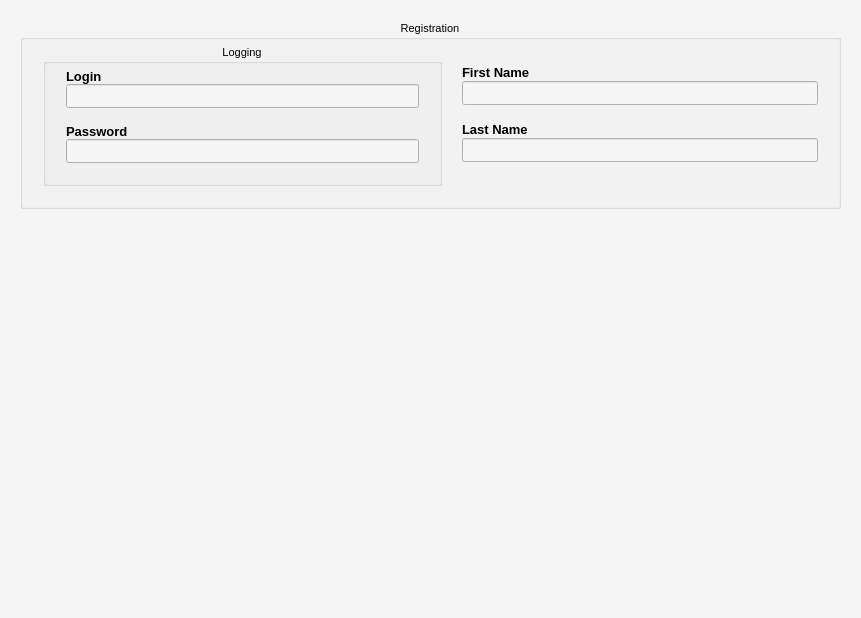
Old version of the form CLIENT/RHE_Client/registration_widget.ui in the repository qvinn/RHE.
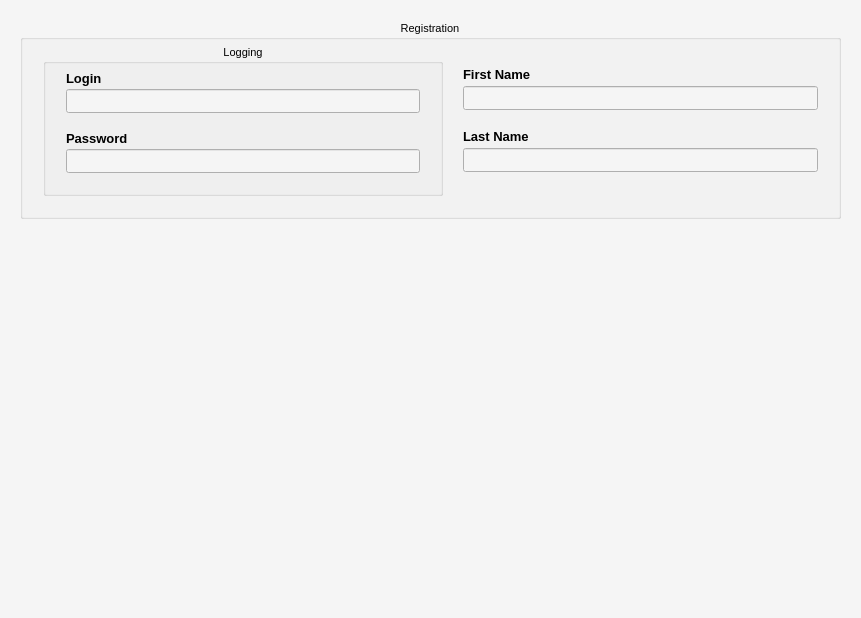
New version of the form.

The edit to the form file:
```diff
--- a/CLIENT/RHE_Client/registration_widget.ui
+++ b/CLIENT/RHE_Client/registration_widget.ui
@@ -337,7 +337,13 @@
            <property name="minimumSize">
             <size>
              <width>0</width>
-             <height>16</height>
+             <height>21</height>
+            </size>
+           </property>
+           <property name="maximumSize">
+            <size>
+             <width>16777215</width>
+             <height>21</height>
             </size>
            </property>
            <property name="font">
@@ -367,6 +373,12 @@
              <height>24</height>
             </size>
            </property>
+           <property name="maximumSize">
+            <size>
+             <width>16777215</width>
+             <height>24</height>
+            </size>
+           </property>
            <property name="palette">
             <palette>
              <active>
@@ -485,7 +497,13 @@
            <property name="minimumSize">
             <size>
              <width>0</width>
-             <height>16</height>
+             <height>21</height>
+            </size>
+           </property>
+           <property name="maximumSize">
+            <size>
+             <width>16777215</width>
+             <height>21</height>
             </size>
            </property>
            <property name="font">
@@ -511,7 +529,13 @@
            </property>
            <property name="minimumSize">
             <size>
-             <width>353</width>
+             <width>354</width>
+             <height>24</height>
+            </size>
+           </property>
+           <property name="maximumSize">
+            <size>
+             <width>16777215</width>
              <height>24</height>
             </size>
            </property>
@@ -682,6 +706,12 @@
              <height>24</height>
             </size>
            </property>
+           <property name="maximumSize">
+            <size>
+             <width>16777215</width>
+             <height>24</height>
+            </size>
+           </property>
            <property name="palette">
             <palette>
              <active>
@@ -803,6 +833,12 @@
              <height>24</height>
             </size>
            </property>
+           <property name="maximumSize">
+            <size>
+             <width>16777215</width>
+             <height>24</height>
+            </size>
+           </property>
            <property name="palette">
             <palette>
              <active>
@@ -921,7 +957,13 @@
            <property name="minimumSize">
             <size>
              <width>0</width>
-             <height>16</height>
+             <height>21</height>
+            </size>
+           </property>
+           <property name="maximumSize">
+            <size>
+             <width>16777215</width>
+             <height>21</height>
             </size>
            </property>
            <property name="font">
@@ -948,7 +990,13 @@
            <property name="minimumSize">
             <size>
              <width>0</width>
-             <height>16</height>
+             <height>21</height>
+            </size>
+           </property>
+           <property name="maximumSize">
+            <size>
+             <width>16777215</width>
+             <height>21</height>
             </size>
            </property>
            <property name="font">
```
